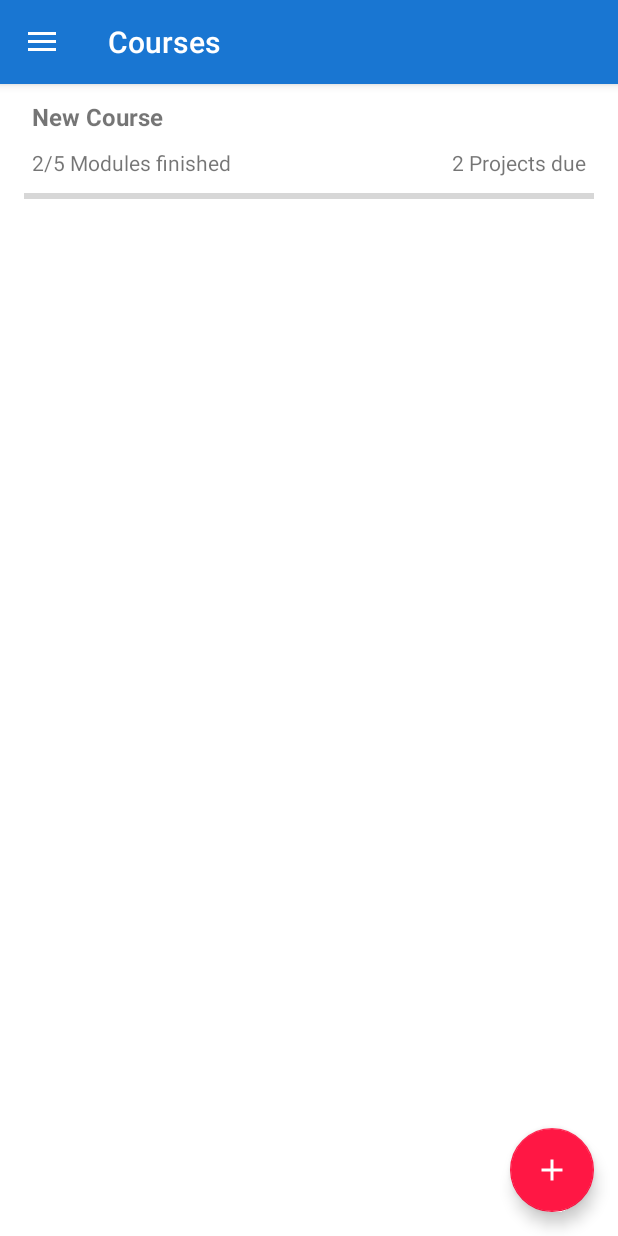
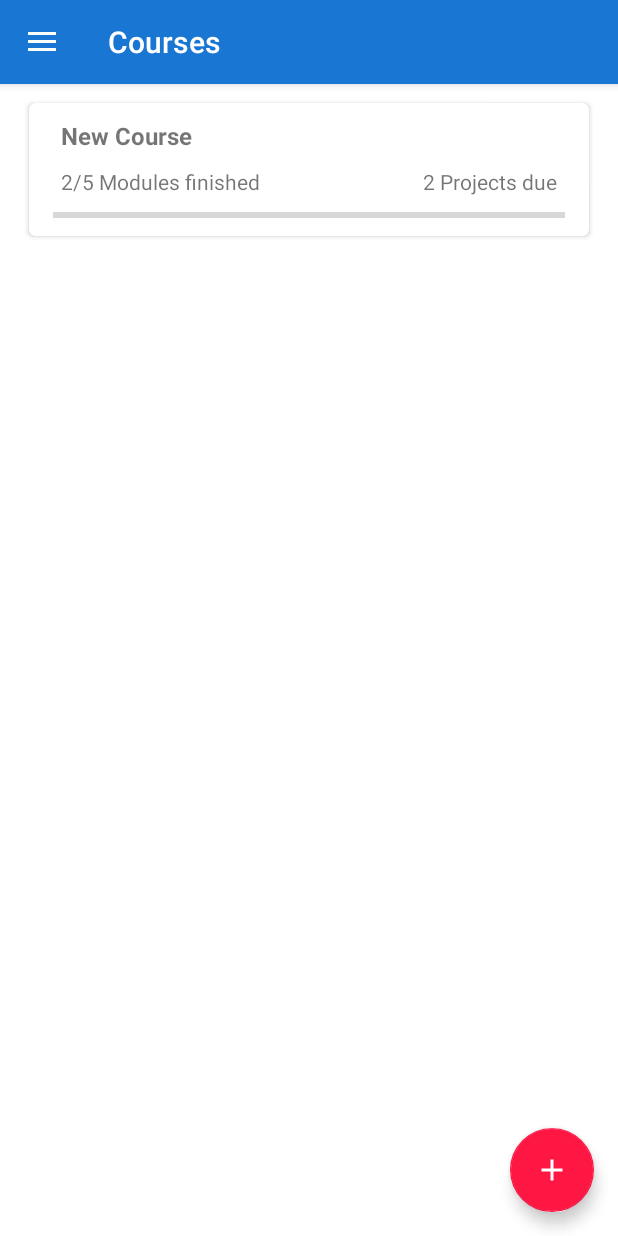
Before and after one commit to Zalarox/Routine, an Android app: the fragment CourseListFragment placed in its activity, in the side drawer, after a tap on "Courses", on a phone screen of 412 x 824 dp. Run offline under Robolectric (Android 15) with nearby library versions, the phone set to English and light mode, and no system bars.

Commit message:
* Bug fixes * Courses are now listed in cards * Course progress updated properly

```diff
--- a/app/src/main/java/com/siddhant/routine/Adapters/CourseListAdapter.java
+++ b/app/src/main/java/com/siddhant/routine/Adapters/CourseListAdapter.java
@@ -6,9 +6,9 @@ import android.view.LayoutInflater;
 import android.view.View;
 import android.view.ViewGroup;
 
+import com.siddhant.routine.R;
 import com.siddhant.routine.classes.Course;
 import com.siddhant.routine.utilities.CourseManager;
-import com.siddhant.routine.R;
 import com.siddhant.routine.viewholders.CourseViewHolder;
 
 /**
--- a/app/src/main/java/com/siddhant/routine/ViewHolders/CourseViewHolder.java
+++ b/app/src/main/java/com/siddhant/routine/ViewHolders/CourseViewHolder.java
@@ -30,14 +30,14 @@ public class CourseViewHolder extends RecyclerView.ViewHolder implements View.On
         title = (TextView) itemView.findViewById(R.id.textview_title);
         modules = (TextView) itemView.findViewById(R.id.textview_modules);
         projects = (TextView) itemView.findViewById(R.id.textview_projects);
-        progressBar = (ProgressBar) itemView.findViewById(R.id.progress_bar);
+        progressBar = (ProgressBar) itemView.findViewById(R.id.course_progress_bar);
         itemView.setOnClickListener(this);
     }
 
     public void bindCourse(Course course) {
         this.course = course;
         title.setText(course.getCourseName());
-        progressBar.setProgress((int) course.getCourseProgress());
+        progressBar.setProgress((int) Math.floor(course.getCourseProgress()*10000));
     }
 
     @Override
--- a/app/src/main/java/com/siddhant/routine/ViewHolders/TopicViewHolder.java
+++ b/app/src/main/java/com/siddhant/routine/ViewHolders/TopicViewHolder.java
@@ -38,6 +38,9 @@ public class TopicViewHolder extends RecyclerView.ViewHolder implements View.OnC
         this.totalTopics = totalTopics;
         colorNotDone = ContextCompat.getColor(context, R.color.colorBackground);
         colorDone = ContextCompat.getColor(context, R.color.colorTopicDone);
+
+        progressBar.setProgress((int) Math.floor(module.getProgress()*10000));
+
         itemView.setOnClickListener(this);
         itemView.setOnLongClickListener(this);
     }
--- a/app/src/main/java/com/siddhant/routine/activities/ModuleUpdateActivity.java
+++ b/app/src/main/java/com/siddhant/routine/activities/ModuleUpdateActivity.java
@@ -74,11 +74,12 @@ public class ModuleUpdateActivity extends AppCompatActivity {
         moduleTitle.setText(getString(R.string.module_list_title, moduleNumber));
         totalTopics.setText(getString(R.string.module_topics, module.getDoneTopics(),
                 topics.size()));
-        progressBar.setProgress((int) module.getProgress()*10000);
 
         TopicListAdapter adapter = new TopicListAdapter(topics, progressBar, totalTopics, module);
         moduleTopicList.setLayoutManager(new LinearLayoutManager(getApplicationContext()));
         moduleTopicList.setAdapter(adapter);
+
+        progressBar.setProgress((int) Math.floor(module.getProgress()*10000));
     }
 
     @Override
--- a/app/src/main/java/com/siddhant/routine/fragments/CourseListFragment.java
+++ b/app/src/main/java/com/siddhant/routine/fragments/CourseListFragment.java
@@ -12,11 +12,11 @@ import android.view.View;
 import android.view.ViewGroup;
 import android.widget.ImageView;
 
-import com.siddhant.routine.activities.CourseActivity;
+import com.siddhant.routine.R;
+import com.siddhant.routine.activities.CourseEditActivity;
 import com.siddhant.routine.adapters.CourseListAdapter;
 import com.siddhant.routine.classes.Course;
 import com.siddhant.routine.utilities.CourseManager;
-import com.siddhant.routine.R;
 
 /**
  * Created by Siddhant on 05-Mar-16.
@@ -24,12 +24,12 @@ import com.siddhant.routine.R;
 public class CourseListFragment extends Fragment {
 
     CourseManager cm;
-    CourseListAdapter recyclerViewAdapter;
+    CourseListAdapter adapter;
     RecyclerView recyclerView;
     ImageView noDataMessage;
 
     private void updateListData() {
-        recyclerViewAdapter.notifyDataSetChanged();
+        adapter.notifyDataSetChanged();
         if(cm.getSize() == 0) {
             noDataMessage.setVisibility(View.VISIBLE);
             recyclerView.setVisibility(View.GONE);
@@ -61,11 +61,11 @@ public class CourseListFragment extends Fragment {
         cm = CourseManager.getInstance(getContext());
 
         noDataMessage = (ImageView) v.findViewById(R.id.no_data_message);
-        recyclerViewAdapter = new CourseListAdapter();
-
+        adapter = new CourseListAdapter();
         recyclerView = (RecyclerView) v.findViewById(R.id.recycler_view);
         recyclerView.setLayoutManager(new LinearLayoutManager(getActivity()));
-        recyclerView.setAdapter(recyclerViewAdapter);
+        recyclerView.setAdapter(adapter);
+
 
         updateListData();
 
@@ -75,7 +75,7 @@ public class CourseListFragment extends Fragment {
             public void onClick(View view) {
                 Course c = new Course();
                 cm.addCourse(c);
-                Intent i = new Intent(getContext(), CourseActivity.class);
+                Intent i = new Intent(getContext(), CourseEditActivity.class);
                 i.putExtra(getString(R.string.EXTRA_COURSE_UUID), c.getCourseId().toString());
                 startActivity(i);
             }
--- a/app/src/main/res/layout/list_item_courses.xml
+++ b/app/src/main/res/layout/list_item_courses.xml
@@ -1,12 +1,25 @@
 <?xml version="1.0" encoding="utf-8"?>
+
+<android.support.v7.widget.CardView xmlns:card_view="http://schemas.android.com/apk/res-auto"
+    xmlns:android="http://schemas.android.com/apk/res/android"
+    android:id="@+id/project_card"
+    android:layout_width="match_parent"
+    android:layout_height="wrap_content"
+    android:clipChildren="false"
+    android:layout_marginLeft="16dp"
+    android:layout_marginRight="16dp"
+    android:layout_marginTop="8dp"
+    android:foreground="?selectableItemBackground"
+    android:clickable="true"
+    card_view:cardBackgroundColor="@android:color/white"
+    card_view:cardCornerRadius="4dp"
+    card_view:cardUseCompatPadding="true">
+
     <RelativeLayout xmlns:android="http://schemas.android.com/apk/res/android"
-    android:orientation="vertical" android:layout_width="match_parent"
+        android:orientation="vertical"
+        android:layout_width="match_parent"
         android:layout_height="wrap_content"
-    android:clickable="true"
-    android:focusable="true"
-    android:minHeight="?android:attr/listPreferredItemHeightSmall"
-    android:background="?android:attr/selectableItemBackground"
-    >
+        android:minHeight="?android:attr/listPreferredItemHeightSmall" >
 
         <TextView
             android:layout_marginTop="5dp"
@@ -53,13 +66,15 @@
 
         <ProgressBar
             style="@style/Base.Widget.AppCompat.ProgressBar.Horizontal"
-        android:id="@+id/progress_bar"
+            android:id="@+id/course_progress_bar"
             android:layout_marginRight="16dp"
             android:layout_marginLeft="16dp"
+            android:layout_marginBottom="6dp"
             android:layout_width="match_parent"
             android:layout_height="15dp"
             android:layout_below="@id/textview_modules"
-        android:max="100"
+            android:max="10000"
             android:progress="40" />
 
     </RelativeLayout>
+</android.support.v7.widget.CardView>
```
Also changed, not shown: app/src/main/java/com/siddhant/routine/Classes/Course.java (+12 -5 lines), app/src/main/java/com/siddhant/routine/activities/CourseEditActivity.java (+7 -0 lines). Lines whose indentation alone changed are shown as unchanged.
